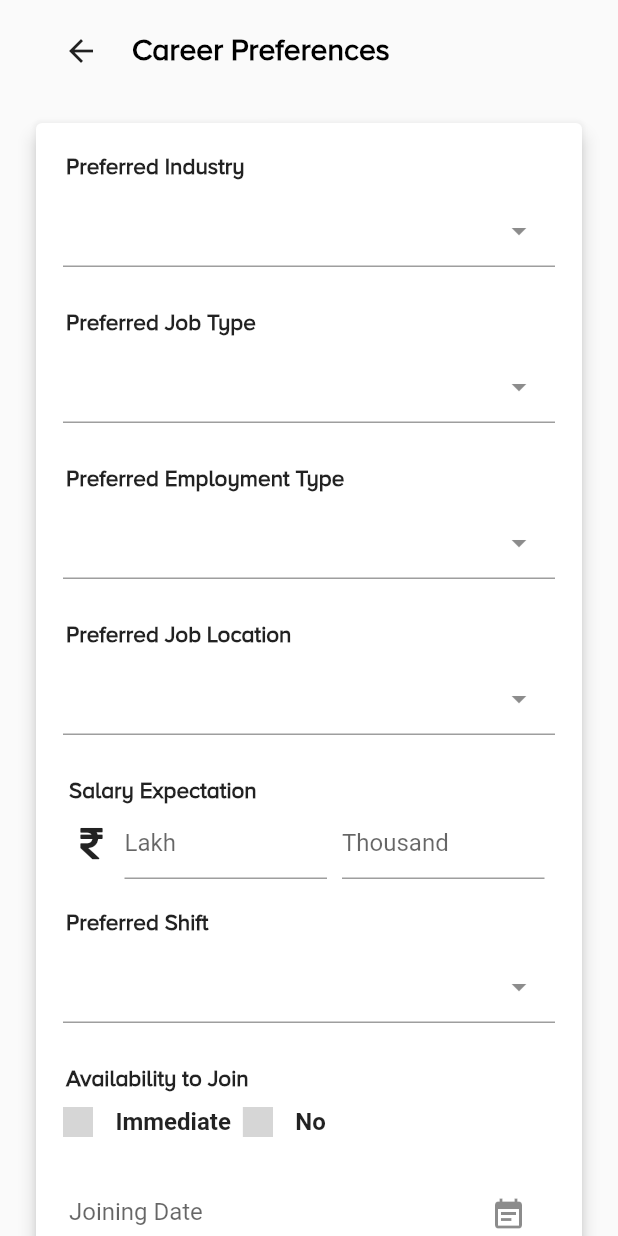
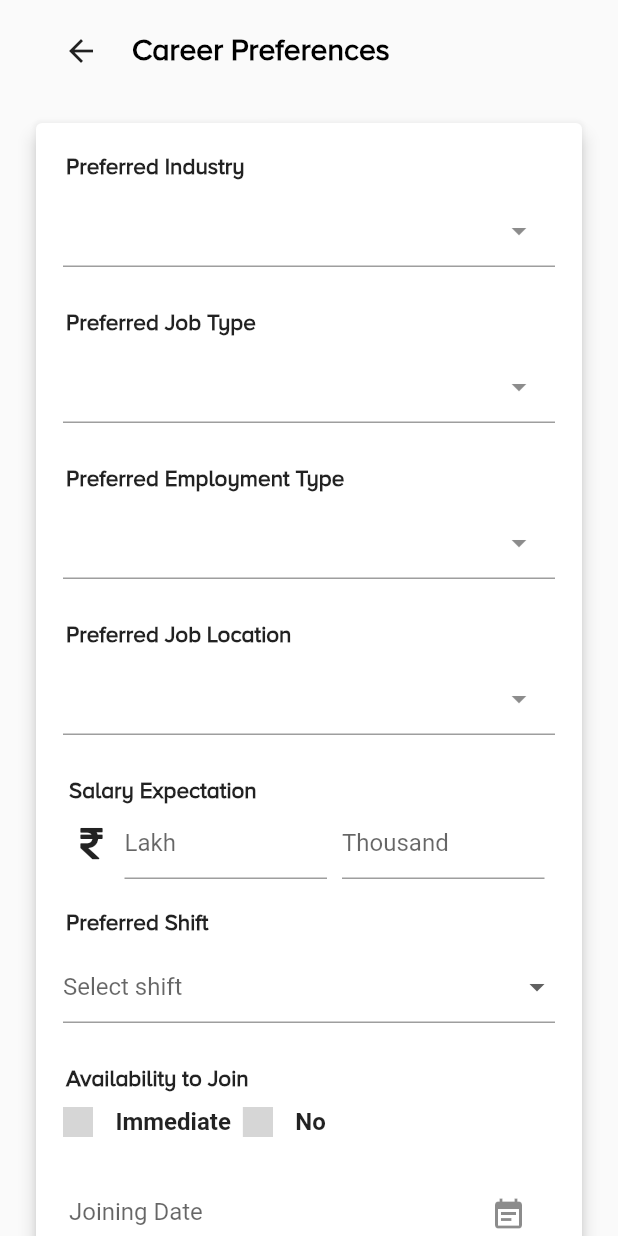
Before and after one commit to zaid-bashir/jobportalapp1, a Flutter app: the CareerPreference screen opened directly, on a phone screen of 412 x 824 dp. Run offline on Flutter 3.47's test engine with Material 2 defaults, Android fonts, the phone set to English and light mode, and no system bars; drawn by our look-alikes of date_field, dropdown_search; our stand-ins replace animate_do, dotted_border, file_picker, fl_chart, font_awesome_flutter, getwidget and 4 more; missing offline and left inert: flutter_verification_code; network calls fail; grey boxes are pictures that could not be loaded.

Commit message:
feat: created models for preferred shift in  career preferences and called the services

```diff
--- a/lib/Consts/apiurls.dart
+++ b/lib/Consts/apiurls.dart
@@ -2,6 +2,7 @@ class ApiUrls{
   static String kgetOTP = "http://192.168.0.20:7038/jobportal-app/api/generate-otp";
   static String kverifyOTP = "http://192.168.0.20:7038/jobportal-app/api/validate-otp";
   static String ktitles = "http://192.168.0.20:7038/jobportal-app/app/api/populate/title";
-  static String kPassingYear = "http://192.168.0.20:7028/jobportal-app/app/api/populate/year";
-  static String kGradingSystem = "http://192.168.0.20:7028/jobportal-app/app/api/populate/grading-system";
+  static String kPassingYear = "http://192.168.0.20:7038/jobportal-app/app/api/populate/year";
+  static String kGradingSystem = "http://192.168.0.20:7038/jobportal-app/app/api/populate/grading-system";
+  static String kShift = "http://192.168.0.20:7038/jobportal-app/app/api/populate/shift";
 }
--- /dev/null
+++ b/lib/Models/getshift.dart
@@ -0,0 +1,13 @@
+class PreferredShift{
+  String  shiftId;
+  String  shiftName;
+
+  PreferredShift({this.shiftName,this.shiftId});
+
+  factory PreferredShift.fromJson(Map<String,dynamic> item){
+    return PreferredShift(
+        shiftId: item["shiftId"],
+        shiftName: item["shiftName"]
+    );
+  }
+}
--- a/lib/Views/SignIn/step7-itskills.dart
+++ b/lib/Views/SignIn/step7-itskills.dart
@@ -5,6 +5,7 @@ import 'package:getwidget/components/radio/gf_radio.dart';
 import 'package:getwidget/getwidget.dart';
 import 'package:job_portal/Data_Controller/apiresponse.dart';
 import 'package:job_portal/Models/it-skills.dart';
+import 'package:job_portal/Models/passing-year.dart';
 import 'package:job_portal/Services/api_services.dart';
 import 'package:job_portal/Views/SignIn/step8-careerpreference.dart';
 import 'package:multi_select_flutter/dialog/multi_select_dialog_field.dart';
@@ -60,7 +61,7 @@ class _ItSkillsState extends State<ItSkills> {
 
   ApiServices apiServices = ApiServices();
 
-  ApiResponse<List<ITSkills>> _apiResponse;
+  ApiResponse<List<PassingYear>> _apiResponse;
   @override
   void initState() {
     super.initState();
@@ -70,7 +71,7 @@ class _ItSkillsState extends State<ItSkills> {
     setState(() {
       isLoading = true;
     });
-    _apiResponse = await apiServices.getItSkills();
+    _apiResponse = await apiServices.getPassingYear();
     setState(() {
       isLoading = false;
     });
--- a/lib/Views/SignIn/step8-careerpreference.dart
+++ b/lib/Views/SignIn/step8-careerpreference.dart
@@ -5,6 +5,9 @@ import 'package:flutter/material.dart';
 import 'package:font_awesome_flutter/font_awesome_flutter.dart';
 import 'package:getwidget/components/search_bar/gf_search_bar.dart';
 import 'package:getwidget/getwidget.dart';
+import 'package:job_portal/Data_Controller/apiresponse.dart';
+import 'package:job_portal/Models/getshift.dart';
+import 'package:job_portal/Services/api_services.dart';
 import 'package:job_portal/Views/SignIn/step9-personaldetails.dart';
 class CareerPreference extends StatefulWidget {
   const CareerPreference({Key key}) : super(key: key);
@@ -55,14 +58,35 @@ class _CareerPreferenceState extends State<CareerPreference> {
     "Delhi"
 
   ];
-  List<String> lists6 = [
-   "First Shift",
-    "Second Shift",
-    "Night Shift",
-    "Fixed Shift"
+  // List<String> lists6 = [
+  //  "First Shift",
+  //   "Second Shift",
+  //   "Night Shift",
+  //   "Fixed Shift"
+  //
+  // ];
+  String myShift;
+  bool isLoading = false;
 
-  ];
+  ApiServices apiServices = ApiServices();
 
+  ApiResponse<List<PreferredShift>> _apiResponse;
+
+  @override
+  void initState() {
+    super.initState();
+    fetchShift();
+  }
+
+  fetchShift() async {
+    setState(() {
+      isLoading = true;
+    });
+    _apiResponse = await apiServices.getShift();
+    setState(() {
+      isLoading = false;
+    });
+  }
 
   @override
   Widget build(BuildContext context) {
@@ -384,22 +408,57 @@ class _CareerPreferenceState extends State<CareerPreference> {
                                     Flexible(
                                       child:   Padding(
                                         padding: const EdgeInsets.all(8.0),
-                                        child: DropdownSearch<String>(
-                                          dropdownSearchDecoration: const InputDecoration(
-                                            border: UnderlineInputBorder(
-                                              borderSide: BorderSide(
-                                                color: Colors.grey,
-                                              ),
+                                        child: DropdownButtonFormField(
+                                          // disabledHint: ,
+                                            decoration:const InputDecoration(
+                                                border: UnderlineInputBorder(
+
+                                                )
                                             ),
-                                          ),
-                                          mode: Mode.DIALOG,
-                                          showSelectedItems: true,
-                                          showSearchBox: true,
-                                          items: lists6,
-                                          // popupItemDisabled: (String s) => s.startsWith('I'),
-                                          onChanged: print,
-                                          hint: "Select Shift",
-                                        ),
+                                            hint: Text("Select shift"),
+                                            value: myShift,
+                                            onChanged: (newValue) {
+                                              setState(() {
+                                                myShift = newValue;
+                                              });
+                                            },
+                                            items: isLoading
+                                            ? ["Please Wait"]
+                                                .map(
+                                                  (value) => DropdownMenuItem(
+                                                  value: value,
+                                                  child: Text(
+                                                    value,
+                                                    style: TextStyle(
+                                                        fontSize: 15,
+                                                        fontWeight:
+                                                        FontWeight.normal,
+                                                        fontFamily:
+                                                        "ProximaNova"),
+                                                  )),
+                                            )
+                                                .toList()
+                                                : _apiResponse.data
+                                            .map(
+                                            (data) => DropdownMenuItem(
+                              value: data.shiftId,
+                              child: Text(
+                                "${data.shiftName}",
+                                style: TextStyle(
+                                    fontSize: 15,
+                                    fontWeight:
+                                    FontWeight.normal,
+                                    fontFamily:
+                                    "ProximaNova"),
+                              ),
+                            ),
+                    )
+                        .toList(),
+
+
+
+
+                  ),
                                       ),
                                     ),
                                   ],
```
Also changed, not shown: lib/Services/api_services.dart (+25 -0 lines).
